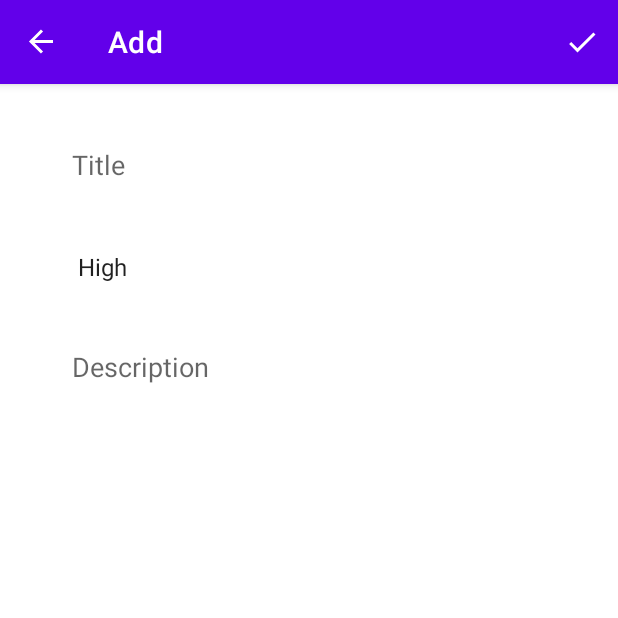
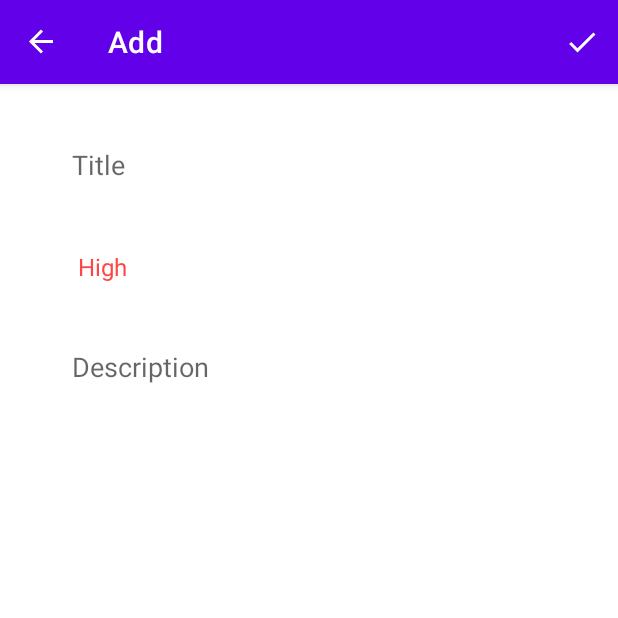
Before and after one commit to neerajg1320/kotlin-todo, an Android app: the AddFragment screen opened through its navigation route, on a phone screen of 412 x 824 dp, the top half of it. Run offline under Robolectric (Android 15) with nearby library versions, the phone set to English and light mode, and no system bars; our stand-ins replace navigation-ui.

Commit message:
Added color support to the spinner

```diff
--- a/app/src/main/java/com/example/todo_cleanarch/fragments/AddFragment.kt
+++ b/app/src/main/java/com/example/todo_cleanarch/fragments/AddFragment.kt
@@ -28,6 +28,9 @@ class AddFragment : Fragment() {
         val view = inflater.inflate(R.layout.fragment_add, container, false)
 
         setHasOptionsMenu(true)
+
+        view.findViewById<Spinner>(R.id.priorities_spinner).onItemSelectedListener =
+            mSharedViewModel.listener
 
         return view
     }
--- a/app/src/main/java/com/example/todo_cleanarch/fragments/SharedViewModel.kt
+++ b/app/src/main/java/com/example/todo_cleanarch/fragments/SharedViewModel.kt
@@ -1,11 +1,37 @@
 package com.example.todo_cleanarch.fragments
 
 import android.app.Application
+import android.graphics.Color.blue
 import android.text.TextUtils
+import android.view.View
+import android.widget.AdapterView
+import android.widget.TextView
+import androidx.core.content.ContextCompat
 import androidx.lifecycle.AndroidViewModel
+import com.example.todo_cleanarch.R
 import com.example.todo_cleanarch.data.models.Priority
 
 class SharedViewModel(application: Application):AndroidViewModel(application) {
+
+    val listener: AdapterView.OnItemSelectedListener = object:
+        AdapterView.OnItemSelectedListener{
+        override fun onItemSelected(parent: AdapterView<*>?, view: View?, position: Int, id: Long) {
+            when (position) {
+                0 -> {(parent?.getChildAt(0) as TextView).setTextColor(
+                    ContextCompat.getColor(application, R.color.red)
+                )}
+                1 -> {(parent?.getChildAt(0) as TextView).setTextColor(
+                    ContextCompat.getColor(application, R.color.yellow)
+                )}
+                2 -> {(parent?.getChildAt(0) as TextView).setTextColor(
+                    ContextCompat.getColor(application, R.color.green)
+                )}
+            }
+        }
+
+        override fun onNothingSelected(parent: AdapterView<*>?) {
+        }
+    }
 
     fun verifyDataFromUser(title: String, descrition: String): Boolean {
         return if(TextUtils.isEmpty(title) || TextUtils.isEmpty(descrition)){
```
